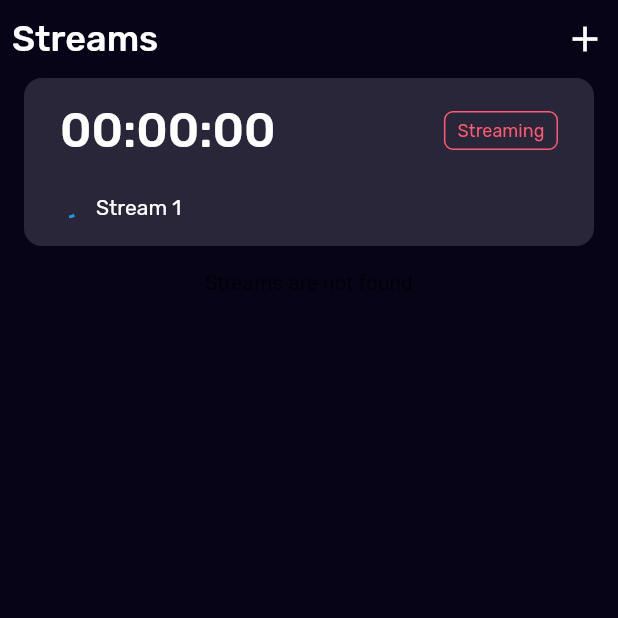
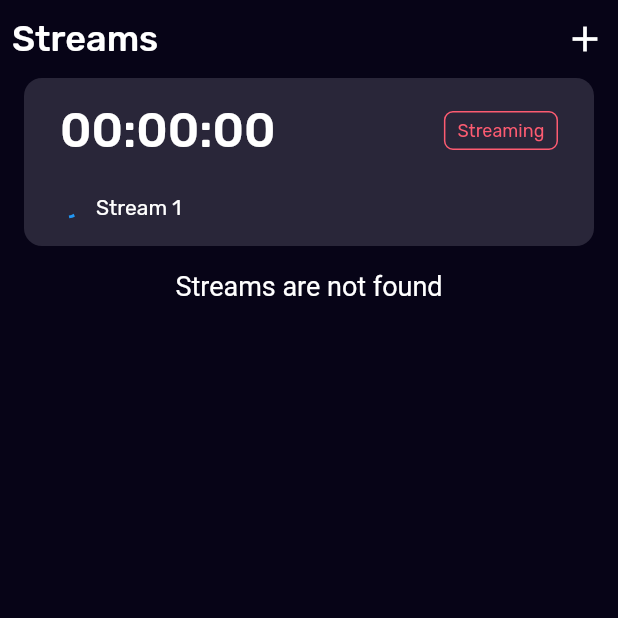
Before and after one commit to Demphait/Highlights-Helper, a Flutter app: the screen it shows after launch, on a phone screen of 412 x 824 dp, the top half of it. Run offline on Flutter 3.47's test engine with Material 2 defaults, Android fonts, the phone set to English and light mode, and no system bars; our stand-ins replace bloc, flutter_bloc, flutter_slidable, hive, hive_flutter, shared_preferences; accounts and stored records are empty.

Commit message:
fix: UI bugs fixed

```diff
--- a/lib/views/main/main_view.dart
+++ b/lib/views/main/main_view.dart
@@ -62,7 +62,7 @@ class _MainViewState extends State<MainView> {
                               title: 'Введіть назву стріма',
                               controller: textEditingController,
                               callbackYes: () {
-                                if (textEditingController.text != '') {
+                                if (textEditingController.text.isNotEmpty) {
                                   RouterCore.push(
                                     CurrentStreamView.name,
                                     argument: StreamModel(
@@ -98,10 +98,7 @@ class _MainViewState extends State<MainView> {
                     builder: (context, state) {
                       return LoadingWrapper(
                         isLoading: state.status == StreamStatus.loading,
-                        child: _buildChats(
-                          state,
-                          _cubit,
-                        ),
+                        child: _buildStreams(state, _cubit),
                       );
                     },
                   ),
@@ -115,9 +112,13 @@ class _MainViewState extends State<MainView> {
   }
 }
 
-Widget _buildChats(StreamState state, StreamCubit cubit) {
+Widget _buildStreams(StreamState state, StreamCubit cubit) {
   if (state.status != StreamStatus.loading && state.streams.isEmpty) {
-    return const Center(child: Text('Streams are not found'));
+    return Center(
+        child: Text(
+      'Streams are not found',
+      style: TextStyle(color: AppColors.white, fontSize: 18),
+    ));
   }
   return ListView.builder(
     reverse: true,
```
Also changed, not shown: lib/views/past_stream/past_stream_view.dart (+14 -3 lines).
